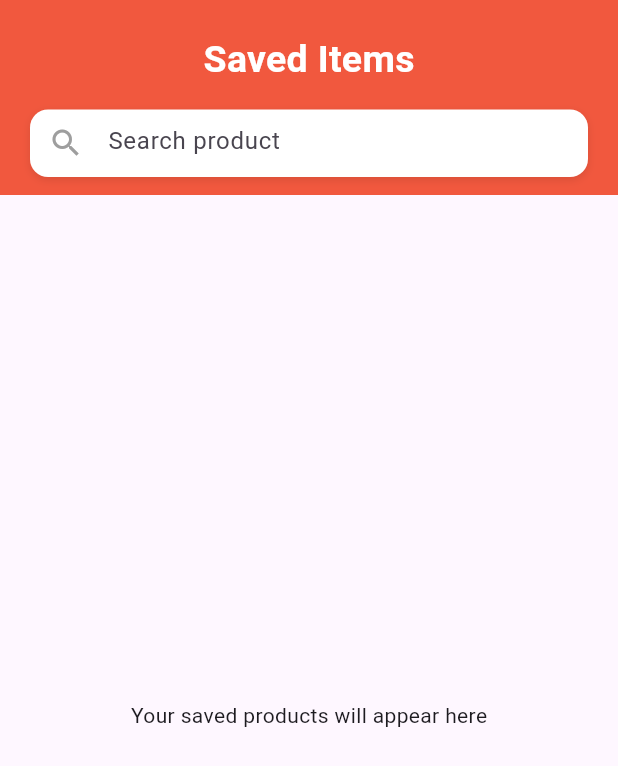
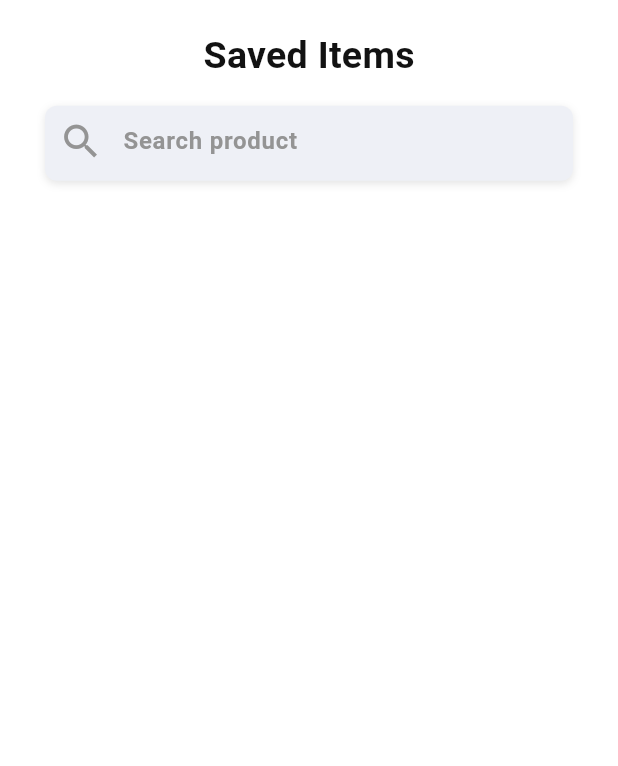
Before and after one commit to IAftabRehman/Karyana-App-with-API-Flutter, a Flutter app: the SavedItem screen opened by its route, on a phone screen of 412 x 824 dp. Shown: the top 766 px of the screen. Run offline on Flutter 3.47's test engine with Material 3 defaults, Android fonts, the light colour scheme and no system bars; our stand-ins replace flutter_animate, flutter_bounce, flutter_svg; Roboto replaces fonts that are missing (Poppins).

Commit message:
working on SavedItem.dart

```diff
--- a/lib/Presentation/Views/SavedItem.dart
+++ b/lib/Presentation/Views/SavedItem.dart
@@ -13,11 +13,11 @@ class _SavedItemState extends State<SavedItem> {
   @override
   Widget build(BuildContext context) {
     return Scaffold(
+      backgroundColor: AppColors.whiteRelatedColor,
       appBar: PreferredSize(
         preferredSize: const Size.fromHeight(130),
         child: AppBar(
-          elevation: 4,
-          backgroundColor: AppColors.orangeTypeColor,
+          backgroundColor: Colors.white,
           centerTitle: true,
           automaticallyImplyLeading: false,
           flexibleSpace: SafeArea(
@@ -31,17 +31,17 @@ class _SavedItemState extends State<SavedItem> {
                     text: "Saved Items",
                     size: 25,
                     fontWeight: FontWeight.bold,
-                    color: Colors.white,
+                    color: AppColors.textColor,
                   ),
                   const SizedBox(height: 15),
 
                   // Search Field
                   Container(
-                    height: 45,
-                    margin: const EdgeInsets.symmetric(horizontal: 20),
+                    height: 50,
+                    margin: const EdgeInsets.symmetric(horizontal: 30),
                     decoration: BoxDecoration(
-                      color: Colors.white,
-                      borderRadius: BorderRadius.circular(12),
+                      color: AppColors.secondaryBackgroundColor,
+                      borderRadius: BorderRadius.circular(8),
                       boxShadow: [
                         BoxShadow(
                           color: Colors.black.withOpacity(0.1),
@@ -53,9 +53,14 @@ class _SavedItemState extends State<SavedItem> {
                     child: TextField(
                       decoration: InputDecoration(
                         hintText: "Search product",
+                        hintStyle: TextStyle(
+                          color: AppColors.greyTypeColor,
+                          fontWeight: FontWeight.bold,
+                        ),
                         prefixIcon: const Icon(
                           Icons.search,
-                          color: Colors.grey,
+                          size: 30,
+                          color: AppColors.greyTypeColor,
                         ),
                         border: InputBorder.none,
                         contentPadding: const EdgeInsets.symmetric(
@@ -72,7 +77,6 @@ class _SavedItemState extends State<SavedItem> {
         ),
       ),
 
-      body: const Center(child: Text("Your saved products will appear here")),
     );
   }
 }
```
